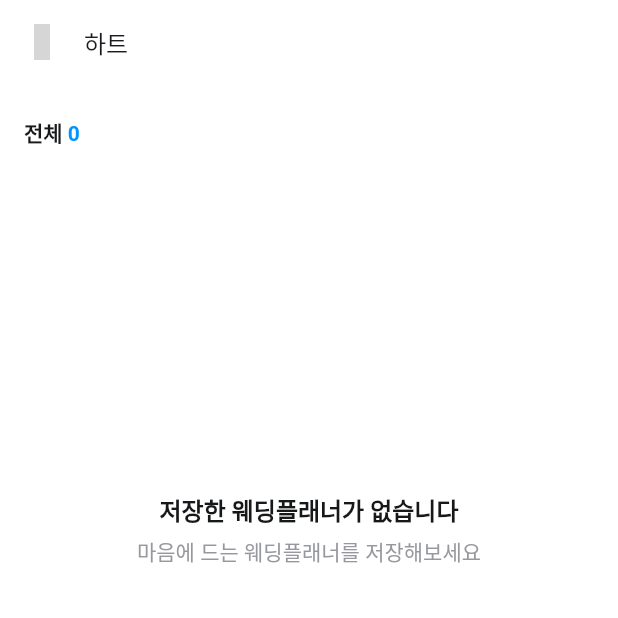
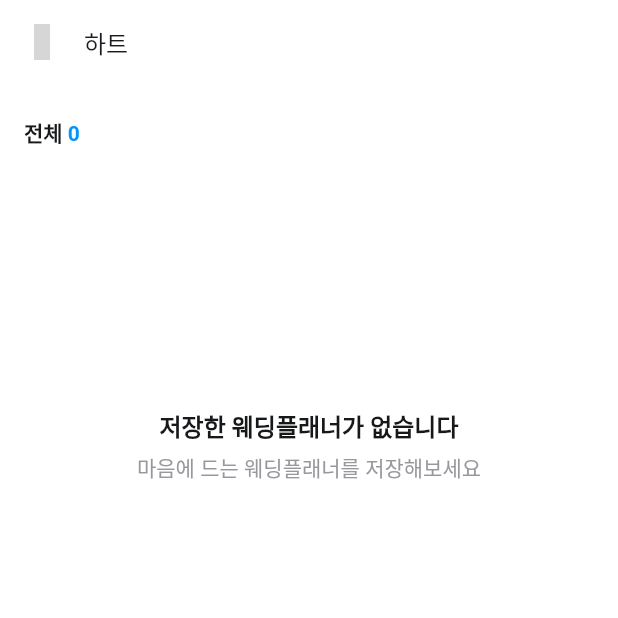
Before and after one commit to dears-swm-15th/dears-fe, a Flutter app: the screen it shows after launch, item 2 of the bottom bar chosen, on a phone screen of 412 x 824 dp, the top half of it. Run offline on Flutter 3.47's test engine with Material 3 defaults, Android fonts, the phone set to English and light mode, and no system bars; our stand-ins replace dio, flutter_hooks, freezed_annotation, go_router, hooks_riverpod, pretty_dio_logger and 3 more; missing offline and left inert: stomp_dart_client; generated files the repository leaves out were written again; network calls fail; statements that could not run were skipped; grey boxes are pictures that could not be loaded.

Commit message:
refactor: apply reusable widget

```diff
--- a/lib/pages/favorite_page.dart
+++ b/lib/pages/favorite_page.dart
@@ -1,5 +1,6 @@
 import 'package:dears/providers/wishlist_provider.dart';
 import 'package:dears/utils/theme.dart';
+import 'package:dears/widgets/list_status_widget.dart';
 import 'package:dears/widgets/portfolio_list_tile.dart';
 import 'package:flutter/material.dart';
 import 'package:hooks_riverpod/hooks_riverpod.dart';
@@ -11,24 +12,9 @@ class FavoritePage extends ConsumerWidget {
   Widget build(BuildContext context, WidgetRef ref) {
     final wishlist = ref.watch(wishlistProvider);
 
-    final emptyWidget = Expanded(
-      child: Center(
-        child: Column(
-          children: [
-            const Spacer(),
-            const Text(
-              "저장한 웨딩플래너가 없습니다",
-              style: titleMedium,
-            ),
-            const SizedBox(height: 8),
-            Text(
-              "마음에 드는 웨딩플래너를 저장해보세요",
-              style: bodySmall.copyWith(color: gray600),
-            ),
-            const Spacer(flex: 2),
-          ],
-        ),
-      ),
+    const emptyWidget = EmptyListWidget(
+      title: "저장한 웨딩플래너가 없습니다",
+      subtitle: "마음에 드는 웨딩플래너를 저장해보세요",
     );
 
     final child = wishlist.when(
@@ -42,11 +28,7 @@ class FavoritePage extends ConsumerWidget {
             physics: const ClampingScrollPhysics(),
             itemCount: data.length,
             separatorBuilder: (context, index) {
-              return const Divider(
-                height: 4,
-                indent: 16,
-                endIndent: 16,
-              );
+              return const Divider(height: 4, indent: 16, endIndent: 16);
             },
             itemBuilder: (context, index) {
               final overview = data[index];
@@ -55,22 +37,8 @@ class FavoritePage extends ConsumerWidget {
           ),
         );
       },
-      error: (error, stackTrace) {
-        return emptyWidget;
-      },
-      loading: () {
-        return const Expanded(
-          child: Center(
-            child: Column(
-              children: [
-                Spacer(),
-                CircularProgressIndicator(),
-                Spacer(flex: 2),
-              ],
-            ),
-          ),
-        );
-      },
+      error: (error, stackTrace) => emptyWidget,
+      loading: () => const LoadingListWidget(),
     );
 
     final count = wishlist.maybeWhen(
```
Also changed, not shown: lib/pages/chat_list_page.dart (+9 -30 lines).
